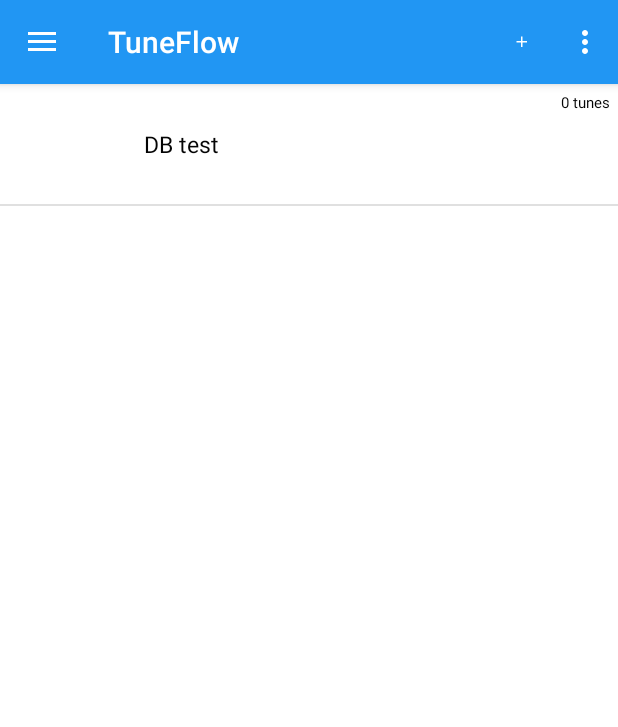
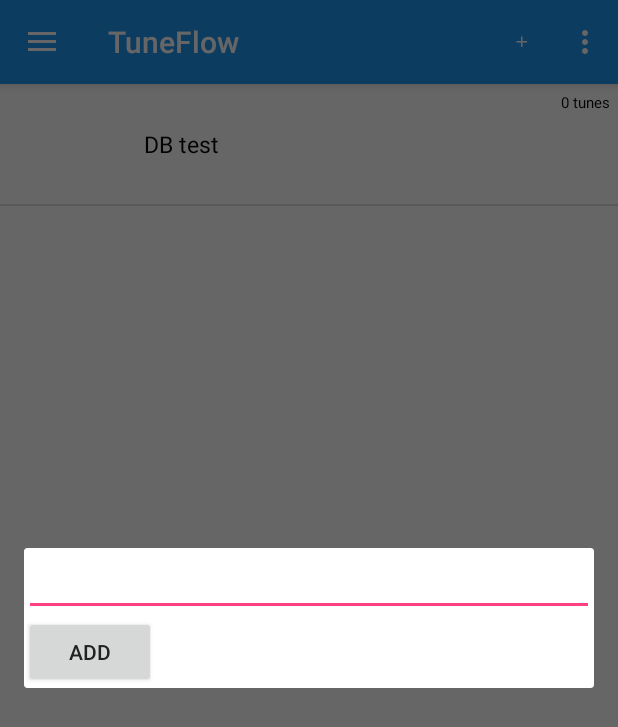
Before and after one commit to dannybit/TuneFlow, an Android app: the screen it shows after launch (MainActivity), after a tap on "Add", on a phone screen of 412 x 824 dp. Shown: the top 727 px of the screen. Run offline under Robolectric (Android 15) with nearby library versions, the phone set to English and light mode, and no system bars; our stand-ins replace Picasso; libraries missing offline, so code that uses them is left out: com.loopj.android; pictures from the network do not load.

Commit message:
Added to dialog fragment to create new playlists

```diff
--- a/app/src/main/java/com/dannybit/tuneflow/MainActivity.java
+++ b/app/src/main/java/com/dannybit/tuneflow/MainActivity.java
@@ -15,6 +15,7 @@
 
 import com.dannybit.tuneflow.database.DatabaseHelper;
 import com.dannybit.tuneflow.fragments.NavigationDrawerFragment;
+import com.dannybit.tuneflow.fragments.NewPlaylistDialogFragment;
 import com.dannybit.tuneflow.fragments.PlaylistListFragment;
 import com.dannybit.tuneflow.fragments.SongsListFragment;
 import com.dannybit.tuneflow.fragments.WebsiteSelectionDialogFragment;
@@ -28,7 +29,11 @@
 
 
 public class MainActivity extends ActionBarActivity
-        implements NavigationDrawerCallbacks, SongsListFragment.OnFragmentInteractionListener, PlaylistListFragment.OnPlaylistSelectedListener, WebsiteSelectionDialogFragment.OnWebsiteSelectionListner {
+        implements NavigationDrawerCallbacks,
+        SongsListFragment.OnFragmentInteractionListener,
+        PlaylistListFragment.OnPlaylistSelectedListener,
+        WebsiteSelectionDialogFragment.OnWebsiteSelectionListner,
+        NewPlaylistDialogFragment.OnNewPlaylistCreatedListener {
 
     /**
      * Fragment managing the behaviors, interactions and presentation of the navigation drawer.
@@ -183,4 +188,11 @@
         }
 
     }
+
+
+    @Override
+    public void onNewPlaylistCreated(Playlist playlist) {
+        dbHelper.createPlaylist(playlist);
+        playlistListFragment.addPlaylist(playlist);
+    }
 }
--- /dev/null
+++ b/app/src/main/java/com/dannybit/tuneflow/fragments/NewPlaylistDialogFragment.java
@@ -0,0 +1,86 @@
+package com.dannybit.tuneflow.fragments;
+
+import android.app.Activity;
+import android.app.Dialog;
+
+import android.os.Bundle;
+import android.view.LayoutInflater;
+import android.view.View;
+import android.view.ViewGroup;
+import android.view.Window;
+import android.widget.Button;
+import android.support.v4.app.DialogFragment;
+import android.widget.EditText;
+
+import com.dannybit.tuneflow.R;
+import com.dannybit.tuneflow.fragments.search.WebsiteSelection;
+import com.dannybit.tuneflow.models.Playlist;
+import com.dannybit.tuneflow.models.Song;
+
+/**
+ * Created by danielnamdar on 7/20/15.
+ */
+public class NewPlaylistDialogFragment extends DialogFragment {
+
+    private OnNewPlaylistCreatedListener callback;
+    private EditText editName;
+
+    public interface OnNewPlaylistCreatedListener {
+        public void onNewPlaylistCreated(Playlist playlist);
+    }
+
+    public NewPlaylistDialogFragment() {
+        // Required empty public constructor
+    }
+
+
+
+    @Override
+    public void onStart() {
+        super.onStart();
+        Dialog dialog = getDialog();
+        if (dialog != null) {
+            dialog.getWindow().setLayout(ViewGroup.LayoutParams.MATCH_PARENT, ViewGroup.LayoutParams.WRAP_CONTENT);
+        }
+    }
+
+    @Override
+    public void onAttach(Activity activity) {
+        super.onAttach(activity);
+        try {
+            callback =  (OnNewPlaylistCreatedListener) activity;
+        } catch (ClassCastException e){
+            throw new ClassCastException(activity.toString() + " must implement OnNewPlaylistCreatedListener");
+        }
+    }
+
+    @Override
+    public void onDetach() {
+        super.onDetach();
+
+    }
+
+
+    @Override
+    public View onCreateView(LayoutInflater inflater, ViewGroup container,
+                             Bundle savedInstanceState) {
+        // Inflate the layout for this fragment
+        getDialog().getWindow().requestFeature(Window.FEATURE_NO_TITLE);
+        View view = inflater.inflate(R.layout.fragment_new_playlist_dialog, container, false);
+        editName = (EditText) view.findViewById(R.id.editPlaylistName);
+        Button addButton = (Button) view.findViewById(R.id.bAddNewPlaylist);
+        addButton.setOnClickListener(new View.OnClickListener() {
+            @Override
+            public void onClick(View view) {
+                if (callback != null){
+                    Playlist playlist = new Playlist(editName.getText().toString());
+
+                    callback.onNewPlaylistCreated(playlist);
+                    dismiss();
+                }
+            }
+        });
+        return view;
+    }
+
+}
--- a/app/src/main/java/com/dannybit/tuneflow/fragments/PlaylistListFragment.java
+++ b/app/src/main/java/com/dannybit/tuneflow/fragments/PlaylistListFragment.java
@@ -2,6 +2,7 @@
 
 import android.app.Activity;
 import android.os.Bundle;
+import android.support.v4.app.FragmentManager;
 import android.support.v4.app.ListFragment;
 import android.util.Log;
 import android.view.MenuItem;
@@ -73,11 +74,22 @@
     public boolean onOptionsItemSelected(MenuItem item) {
         switch (item.getItemId()){
             case R.id.action_add:
-                Log.v("HELLO", "PLAYLIST");
+                addNewPlaylist();
                 return true;
             default:
                 return false;
         }
 
     }
+
+    private void addNewPlaylist(){
+        FragmentManager fm = getActivity().getSupportFragmentManager();
+        NewPlaylistDialogFragment newPlaylistDialogFragment = new NewPlaylistDialogFragment();
+        newPlaylistDialogFragment.show(fm, "show");
+    }
+
+    public void addPlaylist(Playlist playlist){
+        adapter.add(playlist);
+        adapter.notifyDataSetChanged();
+    }
 }
--- /dev/null
+++ b/app/src/main/res/layout/fragment_new_playlist_dialog.xml
@@ -0,0 +1,17 @@
+<?xml version="1.0" encoding="utf-8"?>
+<LinearLayout xmlns:android="http://schemas.android.com/apk/res/android"
+    android:orientation="vertical" android:layout_width="match_parent"
+    android:layout_height="match_parent">
+
+    <EditText
+        android:id="@+id/editPlaylistName"
+        android:layout_width="match_parent"
+        android:layout_height="match_parent" />
+
+    <Button
+        android:id="@+id/bAddNewPlaylist"
+        android:layout_width="wrap_content"
+        android:layout_height="wrap_content"
+        android:text= "@string/add"/>
+
+</LinearLayout>
--- a/app/src/main/res/values/strings.xml
+++ b/app/src/main/res/values/strings.xml
@@ -11,5 +11,6 @@
     <string name="hello_world">Hello world!</string>
     <string name="search_hint">Song</string>
     <string name="search_title">Search</string>
+    <string name="add"> Add </string>
 
 </resources>
```
